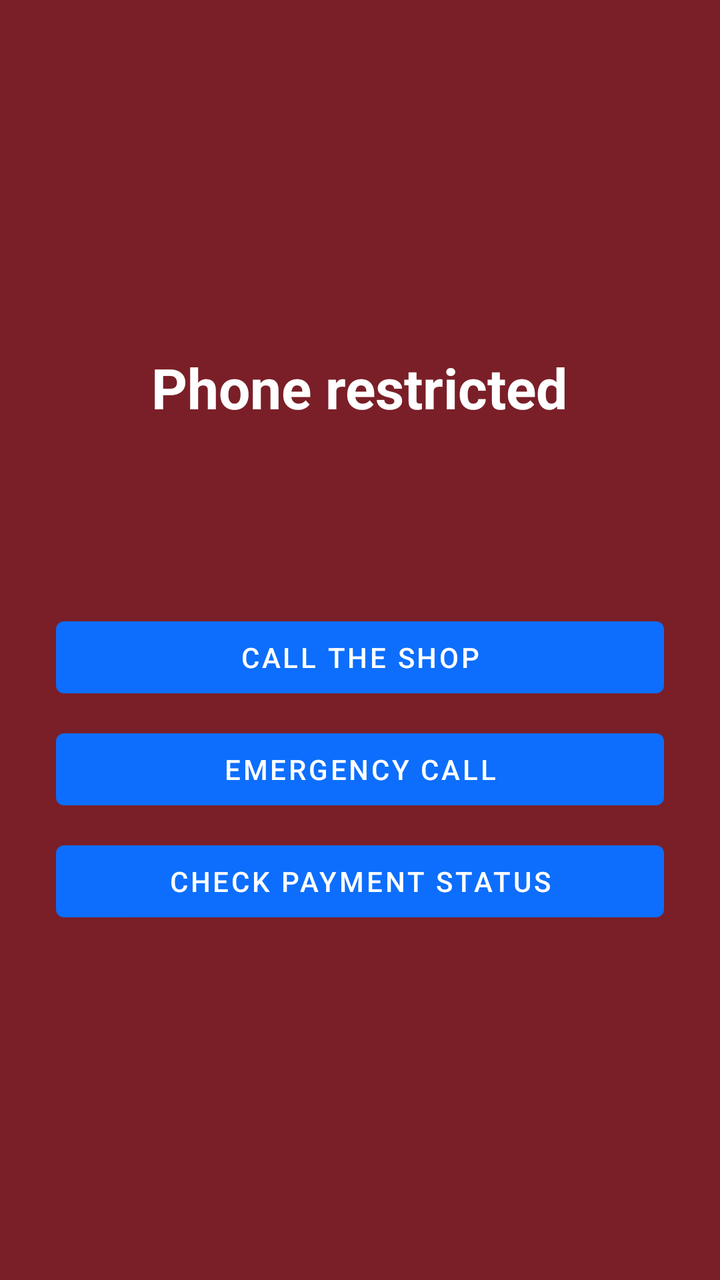
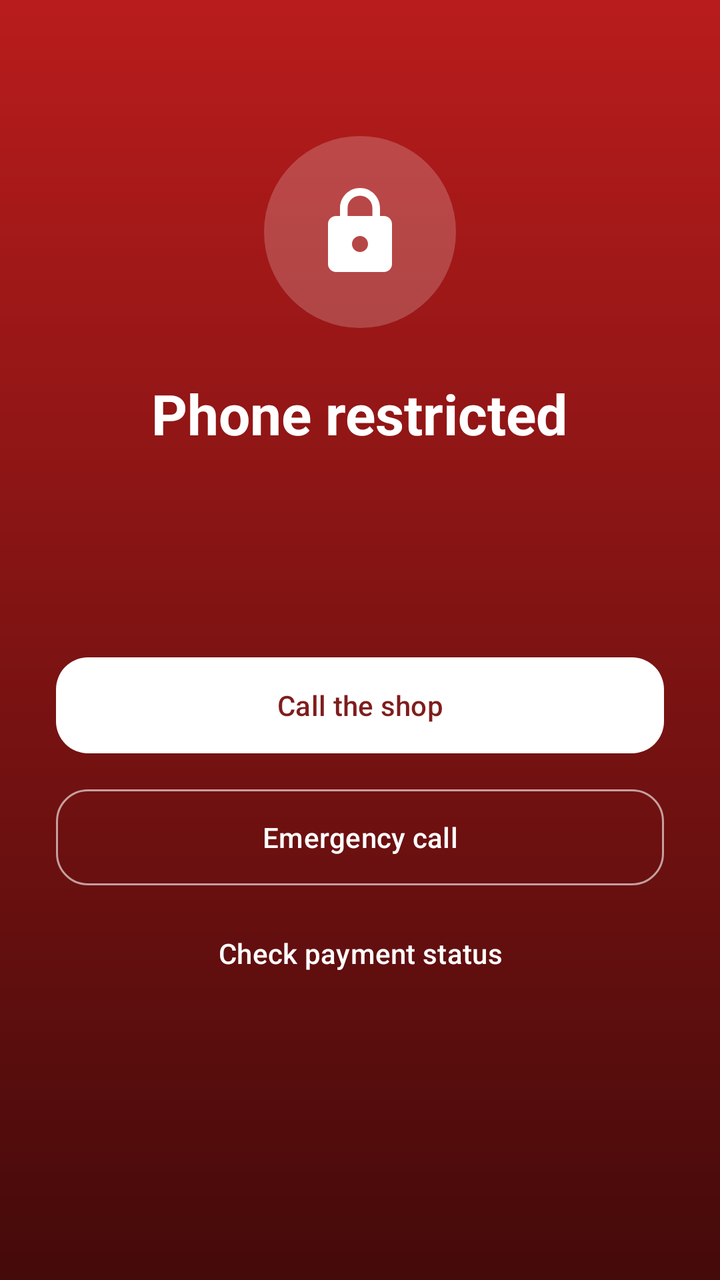

The first picture is an Android layout as it rendered before a commit; the second is the same layout after the commit. The layout source and the unified diff follow.
<!-- AndroidManifest.xml: application theme Theme.Installment -->
<!-- res/layout/activity_lock.xml -->
<?xml version="1.0" encoding="utf-8"?>
<LinearLayout xmlns:android="http://schemas.android.com/apk/res/android"
    android:layout_width="match_parent"
    android:layout_height="match_parent"
    android:background="#7A1F27"
    android:gravity="center"
    android:orientation="vertical"
    android:padding="28dp">

    <TextView
        android:layout_width="wrap_content"
        android:layout_height="wrap_content"
        android:text="Phone restricted"
        android:textColor="#FFFFFF"
        android:textSize="28sp"
        android:textStyle="bold" />

    <TextView
        android:id="@+id/lockMessage"
        android:layout_width="match_parent"
        android:layout_height="wrap_content"
        android:layout_marginTop="16dp"
        android:gravity="center"
        android:lineSpacingExtra="6dp"
        android:textColor="#FFFFFF"
        android:textSize="17sp" />

    <TextView
        android:id="@+id/lockStatus"
        android:layout_width="match_parent"
        android:layout_height="wrap_content"
        android:layout_marginTop="12dp"
        android:gravity="center"
        android:textColor="#F2C6CB"
        android:textSize="13sp" />

    <Button
        android:id="@+id/callShop"
        android:layout_width="match_parent"
        android:layout_height="wrap_content"
        android:layout_marginTop="24dp"
        android:text="Call the shop" />

    <Button
        android:id="@+id/emergencyCall"
        android:layout_width="match_parent"
        android:layout_height="wrap_content"
        android:layout_marginTop="8dp"
        android:text="Emergency call" />

    <Button
        android:id="@+id/checkStatus"
        android:layout_width="match_parent"
        android:layout_height="wrap_content"
        android:layout_marginTop="8dp"
        android:text="Check payment status" />
</LinearLayout>
<!-- resources referenced by this layout -->
<resources>
  <style name="Theme.Installment" parent="Theme.MaterialComponents.Light.NoActionBar">
          <item name="colorPrimary">@color/brand</item>
          <item name="colorPrimaryDark">@color/brand_dark</item>
          <item name="android:windowBackground">@color/surface</item>
      </style>
  <color name="brand">#0D6EFD</color>
  <color name="brand_dark">#0A58CA</color>
  <color name="surface">#F4F6F9</color>
</resources>

<!-- the commit's change to res/layout/activity_lock.xml (unified diff, before → after) -->
@@ -1,57 +1,105 @@
 <?xml version="1.0" encoding="utf-8"?>
-<LinearLayout xmlns:android="http://schemas.android.com/apk/res/android"
+<ScrollView xmlns:android="http://schemas.android.com/apk/res/android"
+    xmlns:app="http://schemas.android.com/apk/res-auto"
+    android:id="@+id/root"
     android:layout_width="match_parent"
     android:layout_height="match_parent"
-    android:background="#7A1F27"
-    android:gravity="center"
-    android:orientation="vertical"
-    android:padding="28dp">
+    android:background="@drawable/bg_lock"
+    android:fillViewport="true">
 
-    <TextView
-        android:layout_width="wrap_content"
-        android:layout_height="wrap_content"
-        android:text="Phone restricted"
-        android:textColor="#FFFFFF"
-        android:textSize="28sp"
-        android:textStyle="bold" />
-
-    <TextView
-        android:id="@+id/lockMessage"
+    <LinearLayout
         android:layout_width="match_parent"
         android:layout_height="wrap_content"
-        android:layout_marginTop="16dp"
-        android:gravity="center"
-        android:lineSpacingExtra="6dp"
-        android:textColor="#FFFFFF"
-        android:textSize="17sp" />
+        android:gravity="center_horizontal"
+        android:minHeight="600dp"
+        android:orientation="vertical"
+        android:padding="28dp">
 
-    <TextView
-        android:id="@+id/lockStatus"
-        android:layout_width="match_parent"
-        android:layout_height="wrap_content"
-        android:layout_marginTop="12dp"
-        android:gravity="center"
-        android:textColor="#F2C6CB"
-        android:textSize="13sp" />
+        <FrameLayout
+            android:layout_width="96dp"
+            android:layout_height="96dp"
+            android:layout_marginTop="40dp"
+            android:background="@drawable/bg_pill_translucent">
 
-    <Button
-        android:id="@+id/callShop"
-        android:layout_width="match_parent"
-        android:layout_height="wrap_content"
-        android:layout_marginTop="24dp"
-        android:text="Call the shop" />
+            <ImageView
+                android:layout_width="48dp"
+                android:layout_height="48dp"
+                android:layout_gravity="center"
+                android:importantForAccessibility="no"
+                android:src="@drawable/ic_lock" />
+        </FrameLayout>
 
-    <Button
-        android:id="@+id/emergencyCall"
-        android:layout_width="match_parent"
-        android:layout_height="wrap_content"
-        android:layout_marginTop="8dp"
-        android:text="Emergency call" />
+        <TextView
+            android:layout_width="wrap_content"
+            android:layout_height="wrap_content"
+            android:layout_marginTop="24dp"
+            android:text="Phone restricted"
+            android:textColor="@android:color/white"
+            android:textSize="28sp"
+            android:textStyle="bold" />
 
-    <Button
-        android:id="@+id/checkStatus"
-        android:layout_width="match_parent"
-        android:layout_height="wrap_content"
-        android:layout_marginTop="8dp"
-        android:text="Check payment status" />
-</LinearLayout>
+        <TextView
+            android:id="@+id/lockAmount"
+            android:layout_width="wrap_content"
+            android:layout_height="wrap_content"
+            android:layout_marginTop="10dp"
+            android:background="@drawable/bg_pill_translucent"
+            android:paddingStart="16dp"
+            android:paddingTop="6dp"
+            android:paddingEnd="16dp"
+            android:paddingBottom="6dp"
+            android:textColor="@android:color/white"
+            android:textSize="15sp"
+            android:textStyle="bold"
+            android:visibility="gone" />
+
+        <TextView
+            android:id="@+id/lockMessage"
+            android:layout_width="match_parent"
+            android:layout_height="wrap_content"
+            android:layout_marginTop="20dp"
+            android:gravity="center"
+            android:lineSpacingExtra="6dp"
+            android:textColor="#F8E1E1"
+            android:textSize="16sp" />
+
+        <TextView
+            android:id="@+id/lockStatus"
+            android:layout_width="match_parent"
+            android:layout_height="wrap_content"
+            android:layout_marginTop="12dp"
+            android:gravity="center"
+            android:textColor="#F2B8B8"
+            android:textSize="13sp" />
+
+        <com.google.android.material.button.MaterialButton
+            android:id="@+id/callShop"
+            android:layout_width="match_parent"
+            android:layout_height="56dp"
+            android:layout_marginTop="28dp"
+            android:text="Call the shop"
+            android:textColor="@color/danger_dark"
+            app:backgroundTint="@android:color/white"
+            app:cornerRadius="16dp" />
+
+        <com.google.android.material.button.MaterialButton
+            android:id="@+id/emergencyCall"
+            style="@style/Widget.Material3.Button.OutlinedButton"
+            android:layout_width="match_parent"
+            android:layout_height="56dp"
+            android:layout_marginTop="10dp"
+            android:text="Emergency call"
+            android:textColor="@android:color/white"
+            app:cornerRadius="16dp"
+            app:strokeColor="#99FFFFFF" />
+
+        <com.google.android.material.button.MaterialButton
+            android:id="@+id/checkStatus"
+            style="@style/Widget.Material3.Button.TextButton"
+            android:layout_width="match_parent"
+            android:layout_height="wrap_content"
+            android:layout_marginTop="6dp"
+            android:text="Check payment status"
+            android:textColor="@android:color/white" />
+    </LinearLayout>
+</ScrollView>
<!-- resource entries referenced after the edit -->
@@ -1,12 +1,41 @@
 <!-- resources referenced by this layout -->
 <resources>
-  <style name="Theme.Installment" parent="Theme.MaterialComponents.Light.NoActionBar">
+  <color name="danger_dark">#7F1D1D</color>
+  <!-- drawable bg_lock (drawable) -->
+  <?xml version="1.0" encoding="utf-8"?>
+  <shape xmlns:android="http://schemas.android.com/apk/res/android" android:shape="rectangle">
+      <gradient
+          android:angle="270"
+          android:endColor="#450A0A"
+          android:startColor="#B91C1C"
+          android:type="linear" />
+  </shape>
+  <!-- drawable bg_pill_translucent (drawable) -->
+  <?xml version="1.0" encoding="utf-8"?>
+  <shape xmlns:android="http://schemas.android.com/apk/res/android" android:shape="rectangle">
+      <solid android:color="#33FFFFFF" />
+      <corners android:radius="999dp" />
+  </shape>
+  <!-- drawable ic_lock (drawable) -->
+  <?xml version="1.0" encoding="utf-8"?>
+  <vector xmlns:android="http://schemas.android.com/apk/res/android"
+      android:width="24dp" android:height="24dp" android:viewportWidth="24" android:viewportHeight="24">
+      <path android:fillColor="#FFFFFFFF"
+          android:pathData="M18,8h-1V6c0,-2.76 -2.24,-5 -5,-5S7,3.24 7,6v2H6c-1.1,0 -2,0.9 -2,2v10c0,1.1 0.9,2 2,2h12c1.1,0 2,-0.9 2,-2V10c0,-1.1 -0.9,-2 -2,-2zM12,17c-1.1,0 -2,-0.9 -2,-2s0.9,-2 2,-2 2,0.9 2,2 -0.9,2 -2,2zM15.1,8H8.9V6c0,-1.71 1.39,-3.1 3.1,-3.1 1.71,0 3.1,1.39 3.1,3.1v2z" />
+  </vector>
+  <style name="Theme.Installment" parent="Theme.Material3.Light.NoActionBar">
           <item name="colorPrimary">@color/brand</item>
-          <item name="colorPrimaryDark">@color/brand_dark</item>
+          <item name="colorOnPrimary">@android:color/white</item>
+          <item name="colorPrimaryContainer">@color/brand_soft</item>
+          <item name="colorSecondary">@color/brand</item>
           <item name="android:windowBackground">@color/surface</item>
+          <item name="android:statusBarColor">@android:color/transparent</item>
+          <item name="android:navigationBarColor">@color/surface</item>
+          
+          <item name="android:windowLightStatusBar">false</item>
       </style>
-  <color name="brand">#0D6EFD</color>
-  <color name="brand_dark">#0A58CA</color>
-  <color name="surface">#F4F6F9</color>
+  <color name="brand">#4F46E5</color>
+  <color name="brand_soft">#EEF2FF</color>
+  <color name="surface">#F4F6FB</color>
 </resources>
 
